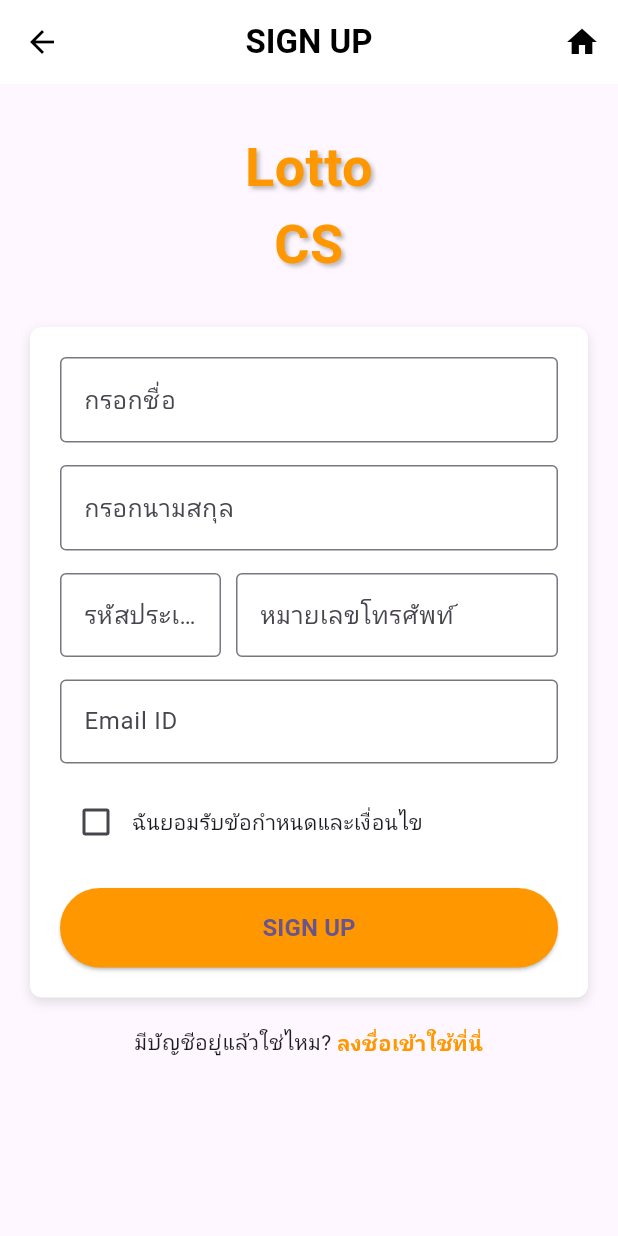
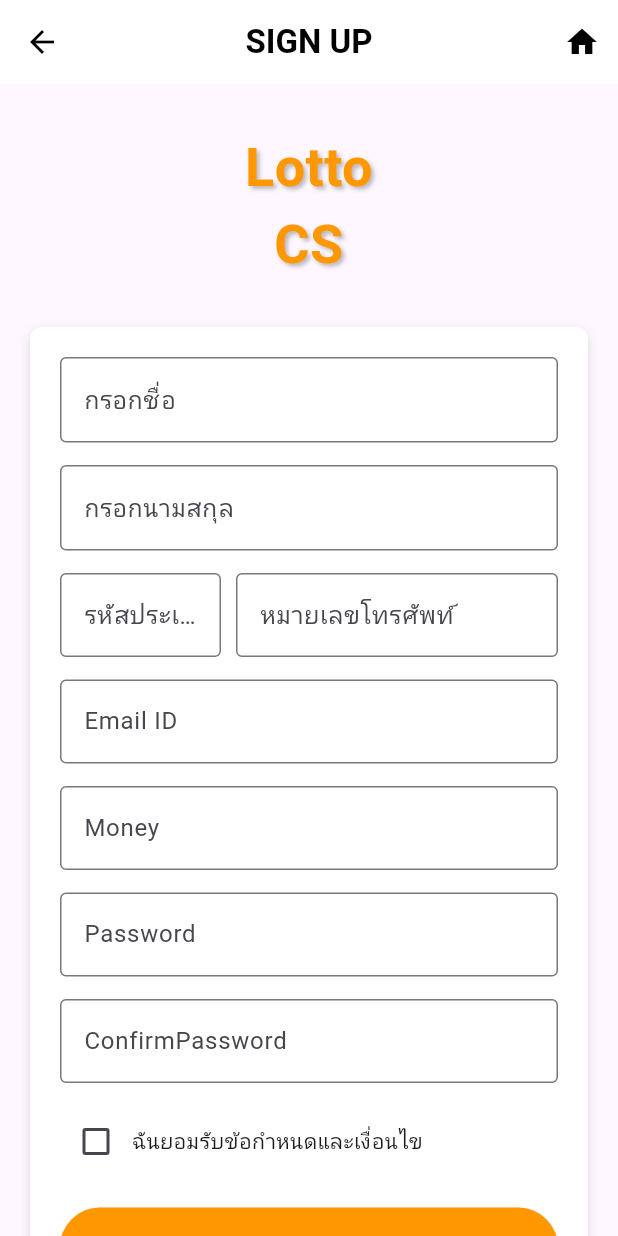
Before and after one commit to Kanomlay/Mobile_app_lotto, a Flutter app: the register screen opened directly, on a phone screen of 412 x 824 dp. Run offline on Flutter 3.47's test engine with Material 3 defaults, Android fonts, the phone set to English and light mode, and no system bars.

Commit message:
register ยังไม่เสร็จ

```diff
--- a/flutter_application_1/lib/pages/register.dart
+++ b/flutter_application_1/lib/pages/register.dart
@@ -9,6 +9,9 @@ class register extends StatelessWidget {
     final lastNameController = TextEditingController();
     final phoneController = TextEditingController();
     final emailController = TextEditingController();
+    final passController = TextEditingController();
+    final conpassController = TextEditingController();
+    final moneyController = TextEditingController();
     bool agreeTerms = false;
 
     return Scaffold(
@@ -135,6 +138,35 @@ class register extends StatelessWidget {
                   ),
                   const SizedBox(height: 15),
 
+                  // Email
+                  TextField(
+                    controller: moneyController,
+                    keyboardType: TextInputType.number,
+                    decoration: const InputDecoration(
+                      labelText: "Money",
+                      hintText: "กลอกเงินเริ่มต้น",
+                      border: OutlineInputBorder(),
+                    ),
+                  ),
+                  const SizedBox(height: 15),
+                  TextField(
+                    controller: passController,
+                    decoration: const InputDecoration(
+                      labelText: "Password",
+                      hintText: "กรอกรหัสผ่าน",
+                      border: OutlineInputBorder(),
+                    ),
+                  ),
+                  const SizedBox(height: 15),
+                  TextField(
+                    controller: conpassController,
+                    decoration: const InputDecoration(
+                      labelText: "ConfirmPassword",
+                      hintText: "กรอกรหัสผ่านยืนยัน",
+                      border: OutlineInputBorder(),
+                    ),
+                  ),
+                  const SizedBox(height: 15),
                   // Checkbox ยอมรับเงื่อนไข
                   Row(
                     children: [
```
Also changed, not shown: 1 other file.
